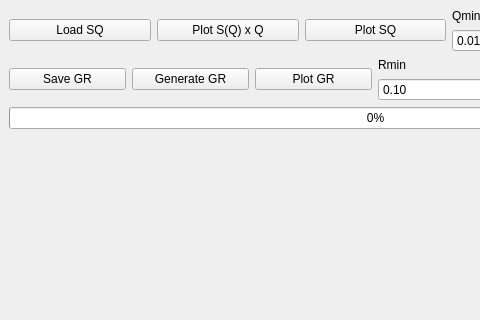
The window that designer/gui_fgr3.ui (neutrons/addie) describes before a commit, drawn with Qt 5; both pictures show x 0 to 480 and y 0 to 320 of the 751 by 554 pixel window.
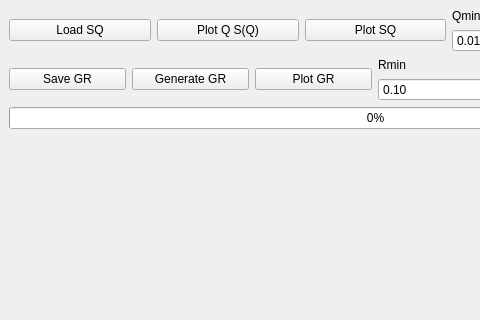
The same window after the commit. Icons and pictures are not drawn. Custom widgets are drawn as their Qt base class.

Commit message: Remove properties from midle button

```diff
--- a/designer/gui_fgr3.ui
+++ b/designer/gui_fgr3.ui
@@ -33,14 +33,8 @@
       </item>
       <item>
        <widget class="QPushButton" name="btnPlotQSQ">
-        <property name="sizePolicy">
-         <sizepolicy hsizetype="Preferred" vsizetype="Fixed">
-          <horstretch>0</horstretch>
-          <verstretch>0</verstretch>
-         </sizepolicy>
-        </property>
         <property name="text">
-         <string>Plot S(Q) x Q</string>
+         <string>Plot Q S(Q)</string>
         </property>
        </widget>
       </item>
```
